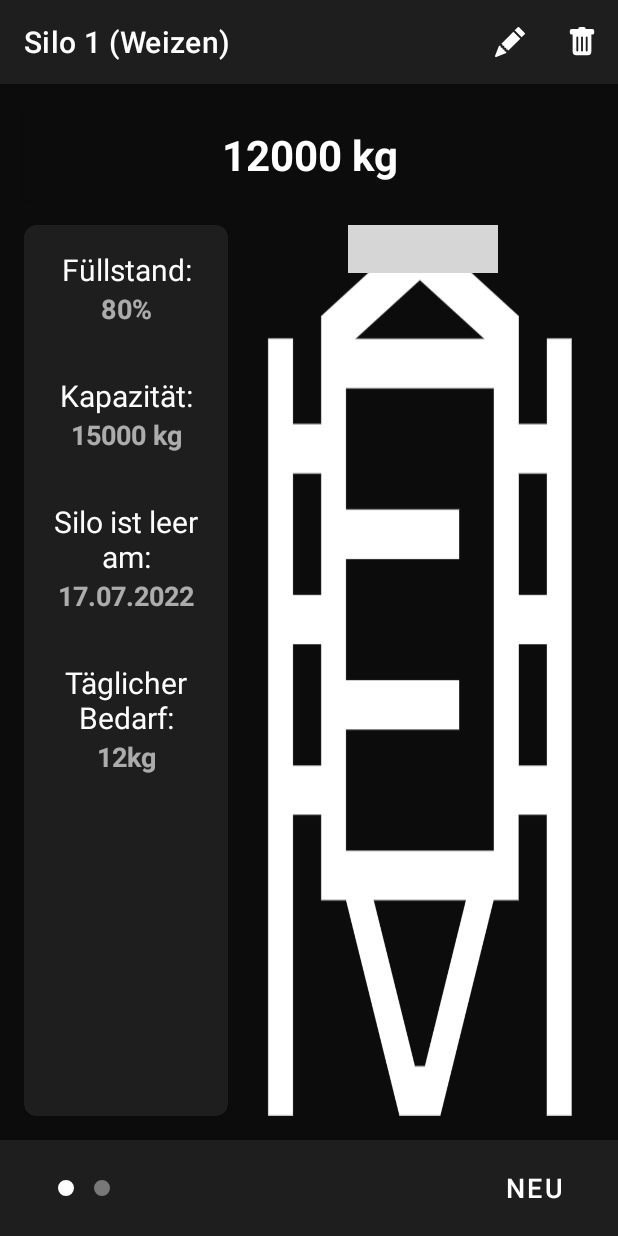
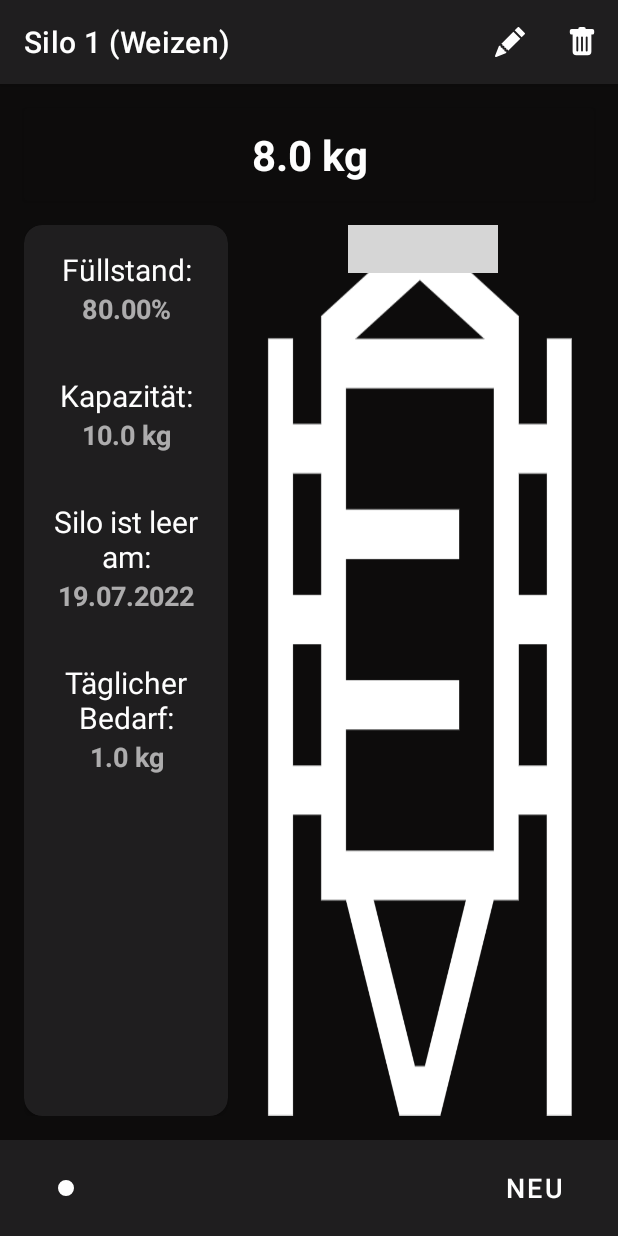
Before and after one commit to LuisTschurtschenthaler/Silo-Monitoring, an Android app: the screen it shows after launch (MainActivity), on a phone screen of 412 x 824 dp. Run offline under Robolectric (Android 15) with nearby library versions, the phone set to English and light mode, and no system bars; plain views replace WaveView; 1 statement that could not run was skipped; grey boxes are pictures that could not be loaded.

Commit message:
Added calculations

```diff
--- a/SiloMonitoring/app/src/main/java/com/layer8studios/silomonitoring/activities/MainActivity.kt
+++ b/SiloMonitoring/app/src/main/java/com/layer8studios/silomonitoring/activities/MainActivity.kt
@@ -6,6 +6,7 @@ import com.google.android.material.tabs.TabLayoutMediator
 import com.layer8studios.silomonitoring.adapters.ViewPagerAdapter
 import com.layer8studios.silomonitoring.databinding.ActivityMainBinding
 import com.layer8studios.silomonitoring.models.Silo
+import java.time.LocalDate
 
 
 class MainActivity
@@ -21,8 +22,7 @@ class MainActivity
         setContentView(binding.root)
 
         val silos = listOf(
-            Silo("Silo 1", "Weizen", 15.000, 14.2),
-            Silo("Silo 2", "Weizen", 15.000, 14.2)
+            Silo("Silo 1", "Weizen", 10.0, 1.0, LocalDate.of(2022, 7, 15))
         )
 
         binding.viewPager.adapter = ViewPagerAdapter(silos, this)
--- a/SiloMonitoring/app/src/main/java/com/layer8studios/silomonitoring/fragments/SiloFragment.kt
+++ b/SiloMonitoring/app/src/main/java/com/layer8studios/silomonitoring/fragments/SiloFragment.kt
@@ -6,6 +6,11 @@ import androidx.fragment.app.Fragment
 import com.layer8studios.silomonitoring.R
 import com.layer8studios.silomonitoring.databinding.FragmentSiloBinding
 import com.layer8studios.silomonitoring.models.Silo
+import java.text.SimpleDateFormat
+import java.time.LocalDate
+import java.time.format.DateTimeFormatter
+import java.time.temporal.ChronoUnit
+import java.util.*
 
 
 class SiloFragment
@@ -51,9 +56,21 @@ class SiloFragment
         binding.toolbar.title = "${silo?.name} (${silo?.content})"
         binding.toolbar.inflateMenu(R.menu.silo_menu)
 
-        binding.cardViewEdit.setOnClickListener {
-            // TODO
-        }
+        val today = LocalDate.now()
+        val days = ChronoUnit.DAYS.between(silo?.lastRefill, today)
+        val fillLevel = silo?.capacity!! - (days * silo?.needPerDay!!)
+        val fillLevelPercent = (fillLevel / silo?.capacity!!) * 100
+
+        val dateFormatter = DateTimeFormatter.ofPattern("dd.MM.yyyy")
+        val refillDate = today.plusDays(days)
+
+        binding.textViewFillLevelKg.text = "$fillLevel kg"
+        binding.textViewFillLevelPercentage.text = "${String.format("%.2f", fillLevelPercent)}%"
+        binding.textViewCapacity.text = "${silo?.capacity} kg"
+        binding.textViewDate.text = dateFormatter.format(refillDate)
+        binding.textViewNeedPerDay.text = "${silo?.needPerDay} kg"
+
+        binding.waveView.setProgress(fillLevelPercent.toInt())
     }
 
     @Deprecated("Deprecated in Java")
--- a/SiloMonitoring/app/src/main/java/com/layer8studios/silomonitoring/models/Silo.kt
+++ b/SiloMonitoring/app/src/main/java/com/layer8studios/silomonitoring/models/Silo.kt
@@ -2,6 +2,7 @@ package com.layer8studios.silomonitoring.models
 
 import android.os.Parcelable
 import kotlinx.parcelize.Parcelize
+import java.time.LocalDate
 
 
 @Parcelize
@@ -9,5 +10,6 @@ data class Silo(
     val name: String,
     val content: String,
     val capacity: Double,
-    val needPerDay: Double
+    val needPerDay: Double,
+    val lastRefill: LocalDate
 ) : Parcelable
--- a/SiloMonitoring/app/src/main/res/layout/fragment_silo.xml
+++ b/SiloMonitoring/app/src/main/res/layout/fragment_silo.xml
@@ -31,11 +31,12 @@
         app:layout_constraintTop_toBottomOf="@id/app_bar_layout">
 
         <TextView
+            android:id="@+id/text_view_fill_level_kg"
             android:layout_width="match_parent"
             android:layout_height="match_parent"
             android:gravity="center"
             android:padding="12dp"
-            android:text="12000 kg"
+            android:text="12000kg übrig"
             android:textColor="@color/white"
             android:textSize="28sp"
             android:textStyle="bold" />
@@ -65,7 +66,7 @@
                 android:layout_height="match_parent"
                 android:backgroundTint="@color/black_secondary"
                 android:layout_marginEnd="16dp"
-                app:cardCornerRadius="8dp">
+                app:cardCornerRadius="12dp">
 
                 <LinearLayout
                     android:layout_width="match_parent"
@@ -87,7 +88,7 @@
                             android:textSize="20sp" />
 
                         <TextView
-                            android:id="@+id/text_view_fill_level"
+                            android:id="@+id/text_view_fill_level_percentage"
                             android:layout_width="match_parent"
                             android:layout_height="wrap_content"
                             android:gravity="center"
```
